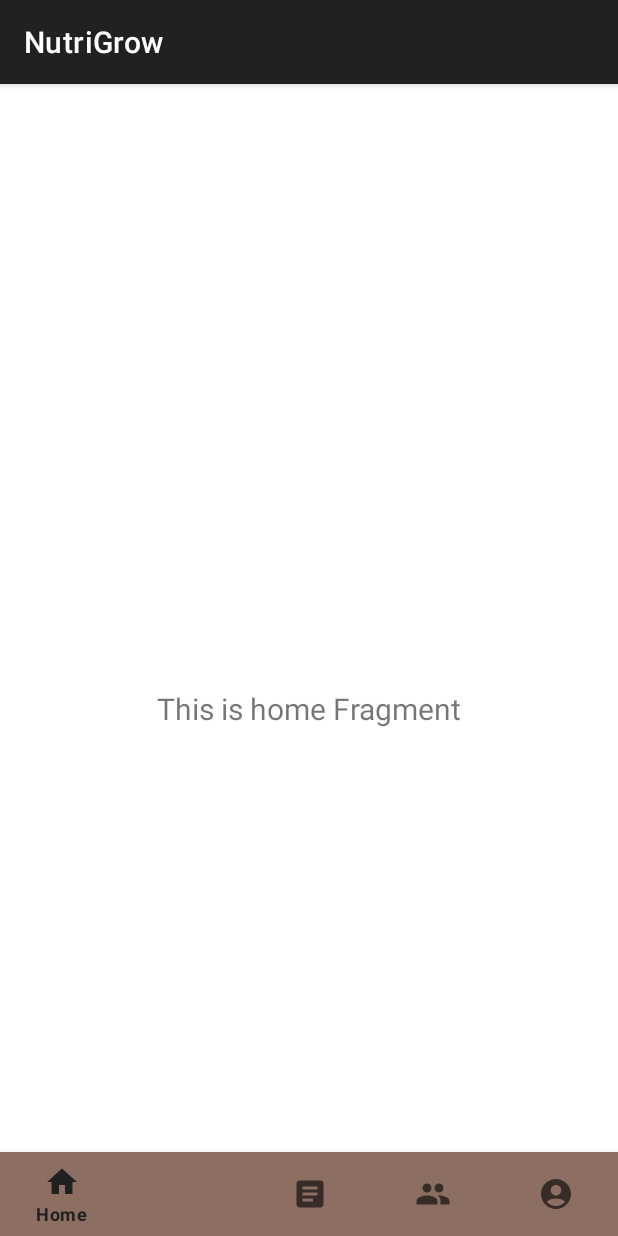
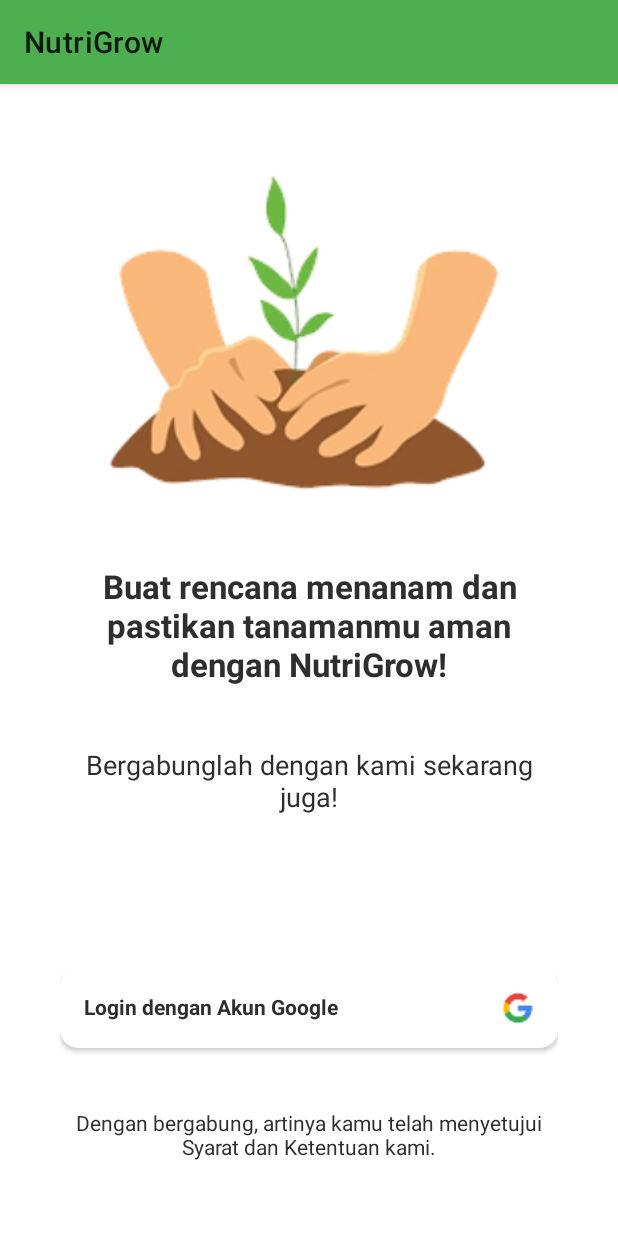
Before and after one commit to MDAlviano/NutriGrow, an Android app: the screen it shows after launch (MainActivity before the commit, AuthActivity after it), on a phone screen of 412 x 824 dp. Run offline under Robolectric (Android 15) with nearby library versions, the phone set to English and light mode, and no system bars.

Commit message:
add: auth activity

```diff
--- a/app/src/main/AndroidManifest.xml
+++ b/app/src/main/AndroidManifest.xml
@@ -2,7 +2,7 @@
 <manifest xmlns:android="http://schemas.android.com/apk/res/android"
     xmlns:tools="http://schemas.android.com/tools">
 
-    <uses-permission android:name="android.permission.INTERNET"/>
+    <uses-permission android:name="android.permission.INTERNET" />
 
     <application
         android:allowBackup="true"
@@ -37,20 +37,20 @@
             android:exported="false" />
         <activity
             android:name=".ui.auth.AuthActivity"
-            android:exported="false" />
+            android:exported="true">
+            <intent-filter>
+                <action android:name="android.intent.action.MAIN" />
+
+                <category android:name="android.intent.category.LAUNCHER" />
+            </intent-filter>
+        </activity>
         <activity
             android:name=".ui.SplashActivity"
             android:exported="false" />
         <activity
             android:name=".MainActivity"
             android:exported="true"
-            android:label="@string/app_name">
-            <intent-filter>
-                <action android:name="android.intent.action.MAIN" />
-
-                <category android:name="android.intent.category.LAUNCHER" />
-            </intent-filter>
-        </activity>
+            android:label="@string/app_name" />
     </application>
 
 </manifest>
--- a/app/src/main/java/com/alvin/nutrigrow/MainActivity.kt
+++ b/app/src/main/java/com/alvin/nutrigrow/MainActivity.kt
@@ -1,6 +1,7 @@
 package com.alvin.nutrigrow
 
 import android.os.Bundle
+import androidx.activity.enableEdgeToEdge
 import com.google.android.material.bottomnavigation.BottomNavigationView
 import androidx.appcompat.app.AppCompatActivity
 import androidx.navigation.findNavController
@@ -15,7 +16,6 @@ class MainActivity : AppCompatActivity() {
 
     override fun onCreate(savedInstanceState: Bundle?) {
         super.onCreate(savedInstanceState)
-
         binding = ActivityMainBinding.inflate(layoutInflater)
         setContentView(binding.root)
 
@@ -26,7 +26,7 @@ class MainActivity : AppCompatActivity() {
         // menu should be considered as top level destinations.
         val appBarConfiguration = AppBarConfiguration(
             setOf(
-                R.id.navigation_home, R.id.navigation_dashboard, R.id.navigation_notifications
+                R.id.navigation_home, R.id.navigation_plantplan, R.id.navigation_article, R.id.navigation_community, R.id.navigation_profile
             )
         )
         setupActionBarWithNavController(navController, appBarConfiguration)
--- a/app/src/main/java/com/alvin/nutrigrow/ui/article/ArticleFragment.kt
+++ b/app/src/main/java/com/alvin/nutrigrow/ui/article/ArticleFragment.kt
@@ -24,7 +24,6 @@ class ArticleFragment : Fragment() {
 
     override fun onViewCreated(view: View, savedInstanceState: Bundle?) {
         super.onViewCreated(view, savedInstanceState)
-
     }
 
     override fun onDestroy() {
--- a/app/src/main/java/com/alvin/nutrigrow/ui/auth/AuthActivity.kt
+++ b/app/src/main/java/com/alvin/nutrigrow/ui/auth/AuthActivity.kt
@@ -1,12 +1,16 @@
 package com.alvin.nutrigrow.ui.auth
 
+import android.content.Intent
 import android.os.Bundle
+import android.widget.Toast
 import androidx.activity.enableEdgeToEdge
 import androidx.appcompat.app.AppCompatActivity
 import androidx.core.view.ViewCompat
 import androidx.core.view.WindowInsetsCompat
+import com.alvin.nutrigrow.MainActivity
 import com.alvin.nutrigrow.R
 import com.alvin.nutrigrow.databinding.ActivityAuthBinding
+import com.google.android.material.snackbar.Snackbar
 
 class AuthActivity : AppCompatActivity() {
 
@@ -17,5 +21,13 @@ class AuthActivity : AppCompatActivity() {
         binding = ActivityAuthBinding.inflate(layoutInflater)
         setContentView(binding.root)
 
+        binding.bLogin.setOnClickListener {
+            Snackbar.make(binding.root, "Are you sure?", Snackbar.LENGTH_SHORT).setAction("Yes") {
+                Intent(this, MainActivity::class.java).also {
+                    startActivity(it)
+                }
+            }.show()
+        }
+
     }
 }
--- a/app/src/main/res/layout/activity_auth.xml
+++ b/app/src/main/res/layout/activity_auth.xml
@@ -1,10 +1,107 @@
 <?xml version="1.0" encoding="utf-8"?>
-<androidx.constraintlayout.widget.ConstraintLayout xmlns:android="http://schemas.android.com/apk/res/android"
+<LinearLayout xmlns:android="http://schemas.android.com/apk/res/android"
     xmlns:app="http://schemas.android.com/apk/res-auto"
     xmlns:tools="http://schemas.android.com/tools"
     android:id="@+id/main"
     android:layout_width="match_parent"
     android:layout_height="match_parent"
+    android:orientation="vertical"
+    android:gravity="center_horizontal"
     tools:context=".ui.auth.AuthActivity">
 
-</androidx.constraintlayout.widget.ConstraintLayout>
+    <androidx.constraintlayout.widget.ConstraintLayout
+        android:layout_width="match_parent"
+        android:layout_height="match_parent"
+        android:layout_marginVertical="40dp"
+        android:layout_marginHorizontal="40dp">
+
+        <LinearLayout
+            android:layout_width="wrap_content"
+            android:layout_height="wrap_content"
+            android:layout_marginTop="10dp"
+            android:orientation="vertical"
+            app:layout_constraintEnd_toEndOf="parent"
+            app:layout_constraintStart_toStartOf="parent"
+            app:layout_constraintTop_toTopOf="parent">
+
+            <ImageView
+                android:id="@+id/imageView"
+                android:layout_width="328dp"
+                android:layout_height="230dp"
+                android:layout_marginBottom="40dp"
+                android:contentDescription="@string/app_name"
+                app:srcCompat="@drawable/nandur" />
+
+            <TextView
+                android:layout_width="match_parent"
+                android:layout_height="wrap_content"
+                android:layout_marginBottom="40dp"
+                android:text="@string/auth_activity1"
+                android:textAlignment="center"
+                android:textStyle="bold"
+                android:textSize="22sp"
+                android:textColor="@color/text"/>
+
+            <TextView
+                android:layout_width="match_parent"
+                android:layout_height="wrap_content"
+                android:text="@string/auth_activity2"
+                android:textAlignment="center"
+                android:textSize="18sp"
+                android:textColor="@color/text"/>
+        </LinearLayout>
+
+        <LinearLayout
+            android:layout_width="wrap_content"
+            android:layout_height="wrap_content"
+            android:orientation="vertical"
+            android:layout_marginBottom="10dp"
+            app:layout_constraintBottom_toBottomOf="parent"
+            app:layout_constraintEnd_toEndOf="parent"
+            app:layout_constraintStart_toStartOf="parent">
+
+            <androidx.cardview.widget.CardView
+                android:id="@+id/bLogin"
+                android:layout_width="match_parent"
+                android:layout_height="wrap_content"
+                android:layout_marginBottom="40dp"
+                app:cardCornerRadius="12dp">
+
+                <RelativeLayout
+                    android:layout_width="match_parent"
+                    android:layout_height="wrap_content"
+                    android:layout_margin="16dp">
+
+                    <TextView
+                        android:layout_width="wrap_content"
+                        android:layout_height="wrap_content"
+                        android:layout_alignParentStart="true"
+                        android:text="@string/auth_activity3"
+                        android:textStyle="bold"
+                        android:textColor="@color/text"
+                        android:textAllCaps="false"/>
+
+                    <ImageView
+                        android:layout_width="wrap_content"
+                        android:layout_height="wrap_content"
+                        android:layout_alignParentEnd="true"
+                        android:contentDescription="@string/app_name"
+                        android:src="@drawable/google_logo" />
+
+                </RelativeLayout>
+
+            </androidx.cardview.widget.CardView>
+
+            <TextView
+                android:layout_width="match_parent"
+                android:layout_height="wrap_content"
+                android:text="@string/auth_activity4"
+                android:textAlignment="center"
+                android:textSize="14sp"
+                android:textColor="@color/text"/>
+        </LinearLayout>
+
+    </androidx.constraintlayout.widget.ConstraintLayout>
+
+
+</LinearLayout>
--- a/app/src/main/res/layout/activity_main.xml
+++ b/app/src/main/res/layout/activity_main.xml
@@ -13,6 +13,8 @@
         android:layout_marginStart="0dp"
         android:layout_marginEnd="0dp"
         android:background="@color/secondary"
+        app:itemTextColor="@color/white"
+        app:itemIconTint="@color/white"
         app:layout_constraintBottom_toBottomOf="parent"
         app:layout_constraintLeft_toLeftOf="parent"
         app:layout_constraintRight_toRightOf="parent"
--- a/app/src/main/res/values-night/themes.xml
+++ b/app/src/main/res/values-night/themes.xml
@@ -1,6 +1,11 @@
 <resources xmlns:tools="http://schemas.android.com/tools">
     <!-- Base application theme. -->
-    <style name="Theme.NutriGrow" parent="Theme.MaterialComponents.DayNight.DarkActionBar">
+    <style name="Theme.NutriGrow" parent="Theme.MaterialComponents.Light">
+        <item name="colorPrimary">@color/primary</item>
+        <item name="colorPrimaryVariant">@color/gradation_primary</item>
+        <item name="colorOnPrimary">@color/secondary</item>
+        <item name="android:textColorPrimary">@color/white</item>
+        <item name="bottomAppBarStyle">@color/white</item>
         <!-- Primary brand color. -->
         <!--        <item name="colorPrimary">@color/purple_200</item>-->
         <!--        <item name="colorPrimaryVariant">@color/purple_700</item>-->
--- a/app/src/main/res/values/strings.xml
+++ b/app/src/main/res/values/strings.xml
@@ -5,4 +5,11 @@
     <string name="title_notifications">Notifications</string>
     <!-- TODO: Remove or change this placeholder text -->
     <string name="hello_blank_fragment">Hello blank fragment</string>
+
+    <!-- string resources -->
+    <string name="auth_activity1">Buat rencana menanam dan pastikan tanamanmu aman dengan NutriGrow!</string>
+    <string name="auth_activity2">Bergabunglah dengan kami sekarang juga!</string>
+    <string name="auth_activity3">Login dengan Akun Google</string>
+    <string name="auth_activity4">Dengan bergabung, artinya kamu telah menyetujui Syarat dan Ketentuan kami.</string>
+
 </resources>
--- a/app/src/main/res/values/themes.xml
+++ b/app/src/main/res/values/themes.xml
@@ -1,6 +1,9 @@
 <resources xmlns:tools="http://schemas.android.com/tools">
     <!-- Base application theme. -->
-    <style name="Theme.NutriGrow" parent="Theme.MaterialComponents.DayNight.DarkActionBar">
+    <style name="Theme.NutriGrow" parent="Theme.MaterialComponents.Light">
+        <item name="colorPrimary">@color/primary</item>
+        <item name="colorPrimaryVariant">@color/gradation_primary</item>
+        <item name="colorOnPrimary">@color/secondary</item>
         <!-- Primary brand color. -->
         <!--        <item name="colorPrimary">@color/purple_500</item>-->
         <!--        <item name="colorPrimaryVariant">@color/purple_700</item>-->
```
Also changed, not shown: app/src/main/res/drawable/google_logo.png (added). Lines whose indentation alone changed are shown as unchanged.
